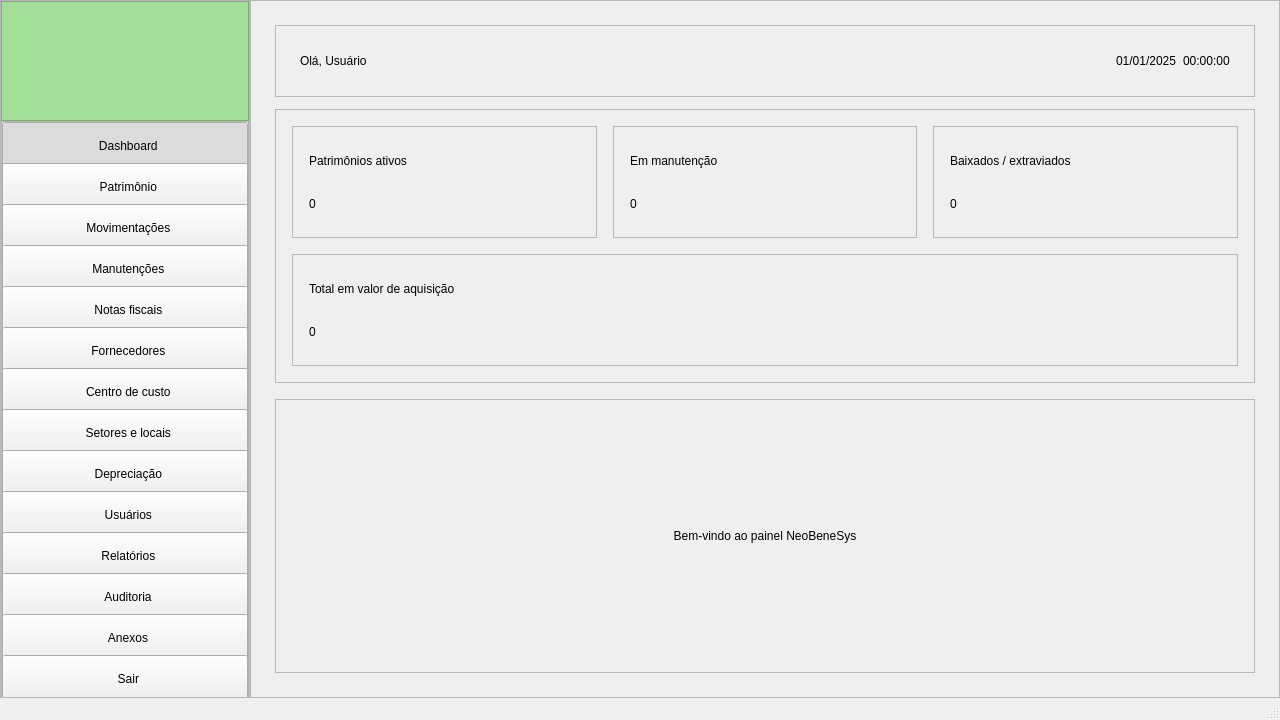
This is patp-main/Teste-Patrimonio/frontend/home.ui in zecadelgado/patp as Qt 5 draws it before an edit. The edited form follows.
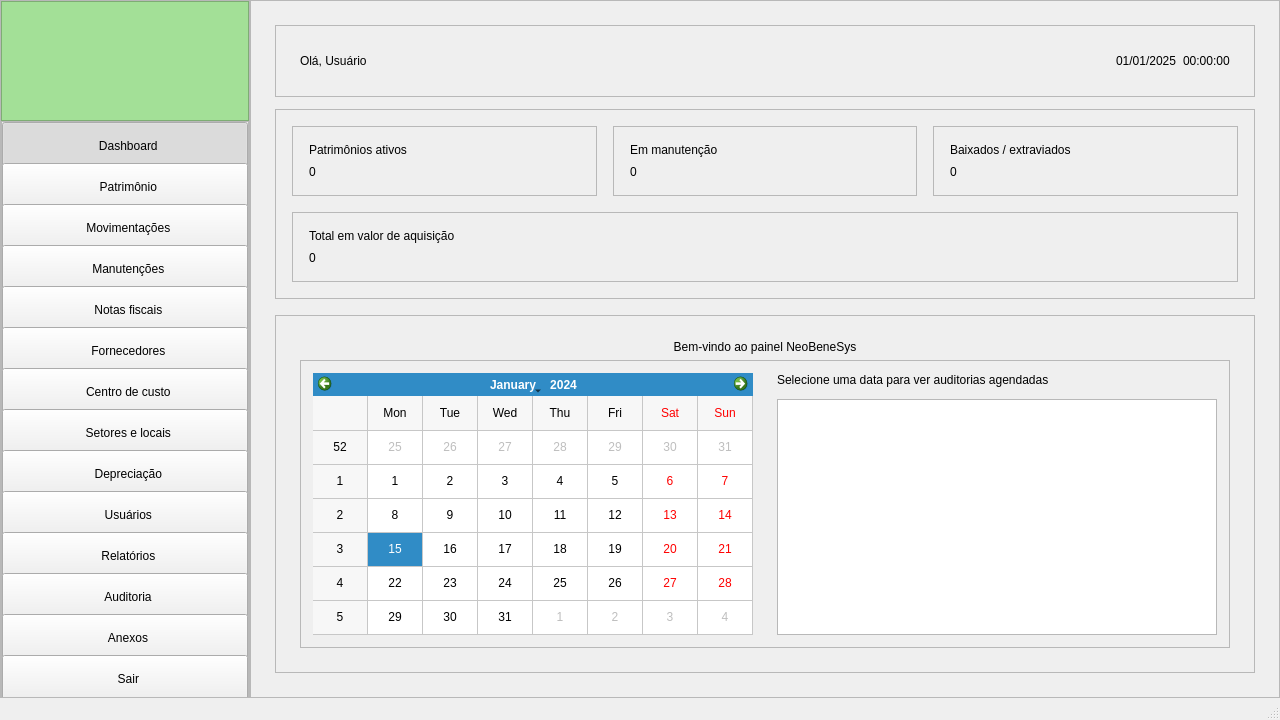
This is the edited form. Icons and pictures are not drawn.

Diff of the .ui file:
```diff
--- a/patp-main/Teste-Patrimonio/frontend/home.ui
+++ b/patp-main/Teste-Patrimonio/frontend/home.ui
@@ -744,6 +744,64 @@
                 </property>
                </widget>
               </item>
+             <item>
+              <widget class="QFrame" name="frame_auditoria_calendar">
+               <property name="frameShape">
+                <enum>QFrame::Shape::StyledPanel</enum>
+               </property>
+               <property name="frameShadow">
+                <enum>QFrame::Shadow::Raised</enum>
+               </property>
+               <layout class="QHBoxLayout" name="horizontalLayout_calendar">
+                <property name="spacing">
+                 <number>24</number>
+                </property>
+                <property name="leftMargin">
+                 <number>12</number>
+                </property>
+                <property name="topMargin">
+                 <number>12</number>
+                </property>
+                <property name="rightMargin">
+                 <number>12</number>
+                </property>
+                <property name="bottomMargin">
+                 <number>12</number>
+                </property>
+                <item>
+                 <widget class="QCalendarWidget" name="calendar_auditorias">
+                  <property name="gridVisible">
+                   <bool>true</bool>
+                  </property>
+                 </widget>
+                </item>
+                <item>
+                 <layout class="QVBoxLayout" name="verticalLayout_calendar_list">
+                  <property name="spacing">
+                   <number>12</number>
+                  </property>
+                  <item>
+                   <widget class="QLabel" name="lbl_auditorias_resumo">
+                    <property name="text">
+                     <string>Selecione uma data para ver auditorias agendadas</string>
+                    </property>
+                   </widget>
+                  </item>
+                  <item>
+                   <widget class="QListWidget" name="lst_auditorias_dia">
+                    <property name="minimumSize">
+                     <size>
+                      <width>300</width>
+                      <height>0</height>
+                     </size>
+                    </property>
+                   </widget>
+                  </item>
+                 </layout>
+                </item>
+               </layout>
+              </widget>
+             </item>
              </layout>
             </widget>
            </item>
```
Lines whose indentation alone changed are shown as unchanged.
